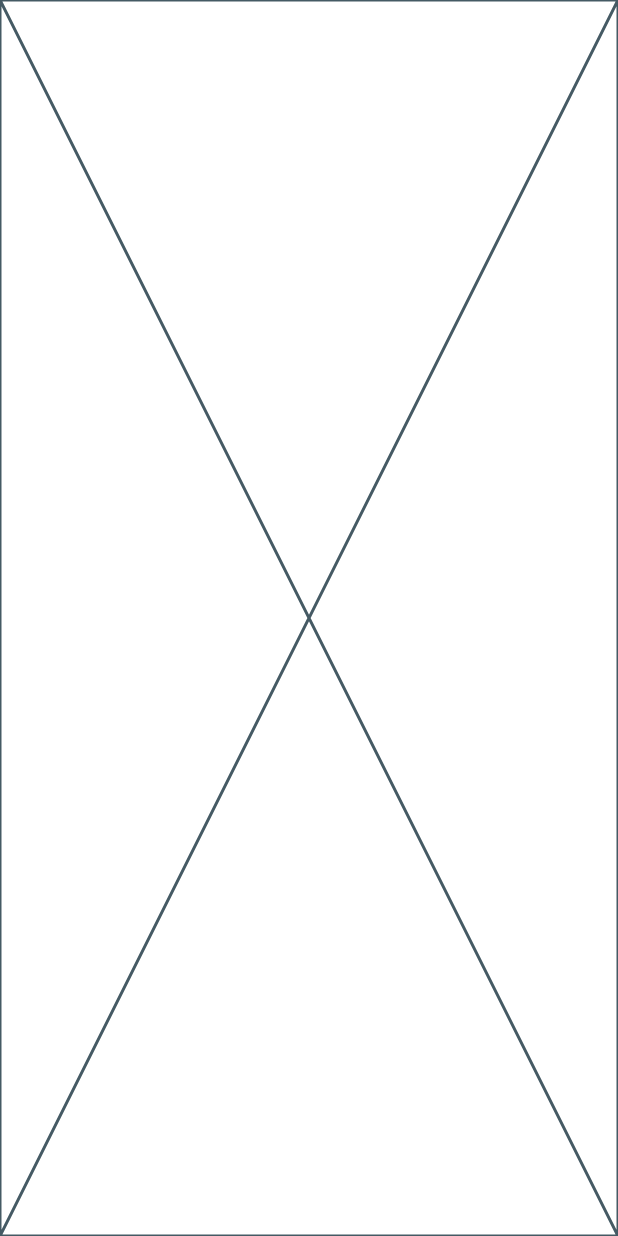
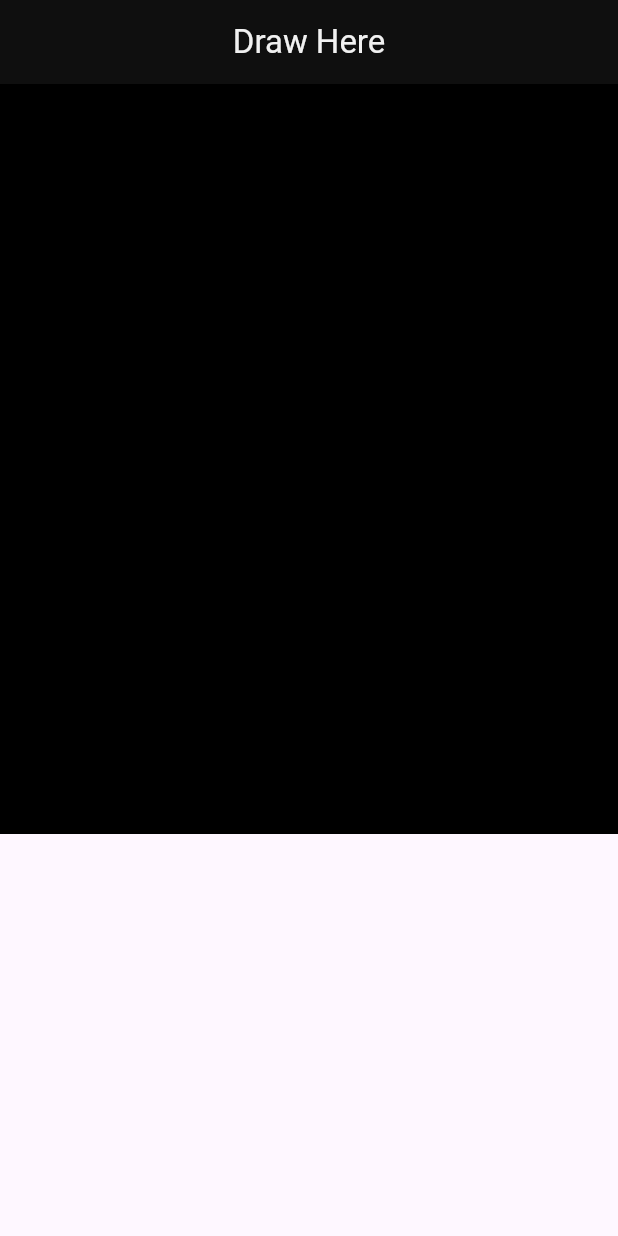
Before and after one commit to dma9182/d_rawnote, a Flutter app: the screen it shows after launch, on a phone screen of 412 x 824 dp. Run offline on Flutter 3.47's test engine with Material 3 defaults, Android fonts, the phone set to English and light mode, and no system bars.

Commit message:
flutter prototype

```diff
--- a/lib/main.dart
+++ b/lib/main.dart
@@ -1,7 +1,9 @@
 import 'package:flutter/material.dart';
 
 void main() {
-  runApp( MyApp() );
+  runApp(
+    const MyApp(),
+  );
 }
 
 class MyApp extends StatelessWidget {
@@ -9,6 +11,95 @@ class MyApp extends StatelessWidget {
 
   @override
   Widget build(BuildContext context) {
-    return const Placeholder();
+    return MaterialApp(
+      debugShowCheckedModeBanner: false,
+      home: DrawCanvas(),
+    );
   }
 }
+
+class DrawCanvas extends StatefulWidget {
+  const DrawCanvas({super.key});
+
+  @override
+  State<DrawCanvas> createState() => _DrawCanvasState();
+}
+
+class _DrawCanvasState extends State<DrawCanvas> {
+
+  List<List<Offset>> strokes = [];
+
+  @override
+  Widget build(BuildContext context) {
+    return Scaffold(
+      appBar: AppBar(centerTitle: true,
+                     title: Text("Draw Here", style: TextStyle( color: Color.fromARGB(240, 255, 255, 255) ),),
+                     backgroundColor: Color.fromARGB(255, 15, 15, 15),
+                     ),
+      body: Container(
+        height: 500,
+        color:Color.fromARGB(255, 0, 0, 0),
+        child: GestureDetector(
+          onPanStart:(details) {
+            setState(() {
+              strokes.add([]);
+            });
+          },
+          onPanUpdate: (details) {
+          setState(() {
+            strokes.last.add(details.localPosition,);
+          });
+        },
+        child: CustomPaint(
+          painter:
+          DrawingPainter(strokes,),
+        child: Container(),
+        ),
+        )
+      ),
+
+    );
+  }
+}
+
+class DrawingPainter extends CustomPainter {
+
+  List<List<Offset>> strokes = [];
+
+  DrawingPainter(
+    this.strokes,
+  );
+
+  @override
+  void paint(
+    Canvas canvas,
+    Size size,
+  ) {
+    Paint pen = Paint()
+
+    ..color = Colors.white
+    ..strokeWidth = 5
+    ..strokeCap = StrokeCap.round;
+
+    for(final stroke in strokes) {
+
+  for(int i = 0; i < stroke.length - 1; i++) {
+
+    canvas.drawLine(
+      stroke[i],
+      stroke[i+1],
+      pen,
+    );
+
+  }
+
+}
+
+}
+
+  @override
+  bool shouldRepaint(oldDelegate,)
+  {
+    return true;
+  }
+}
```
